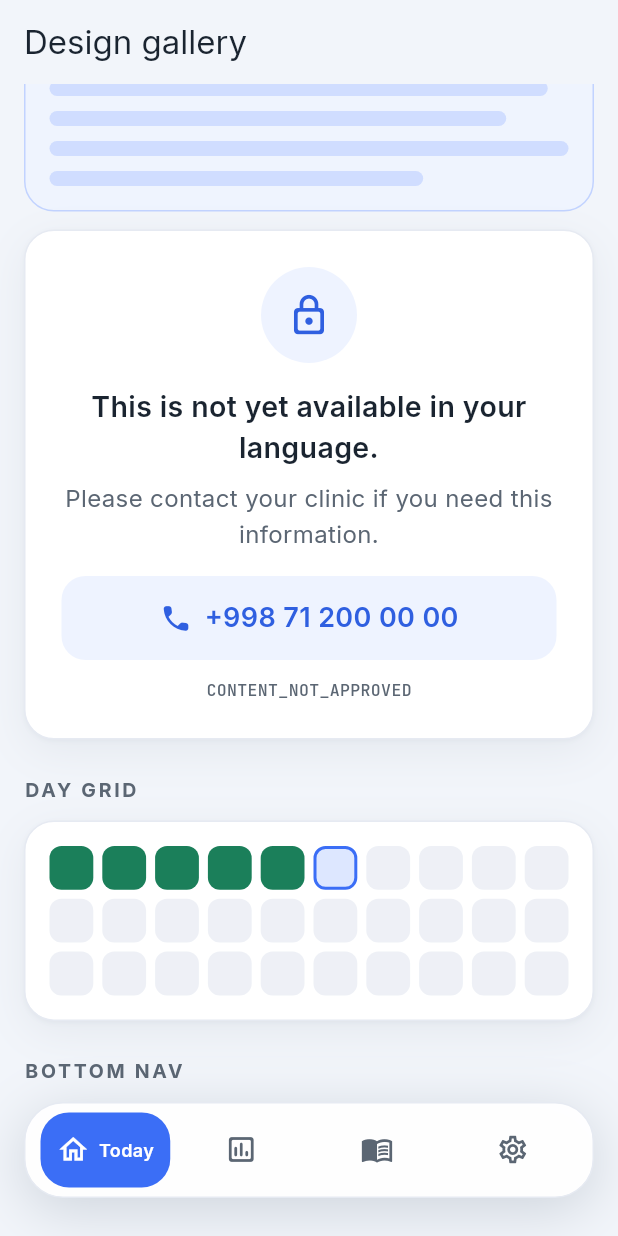
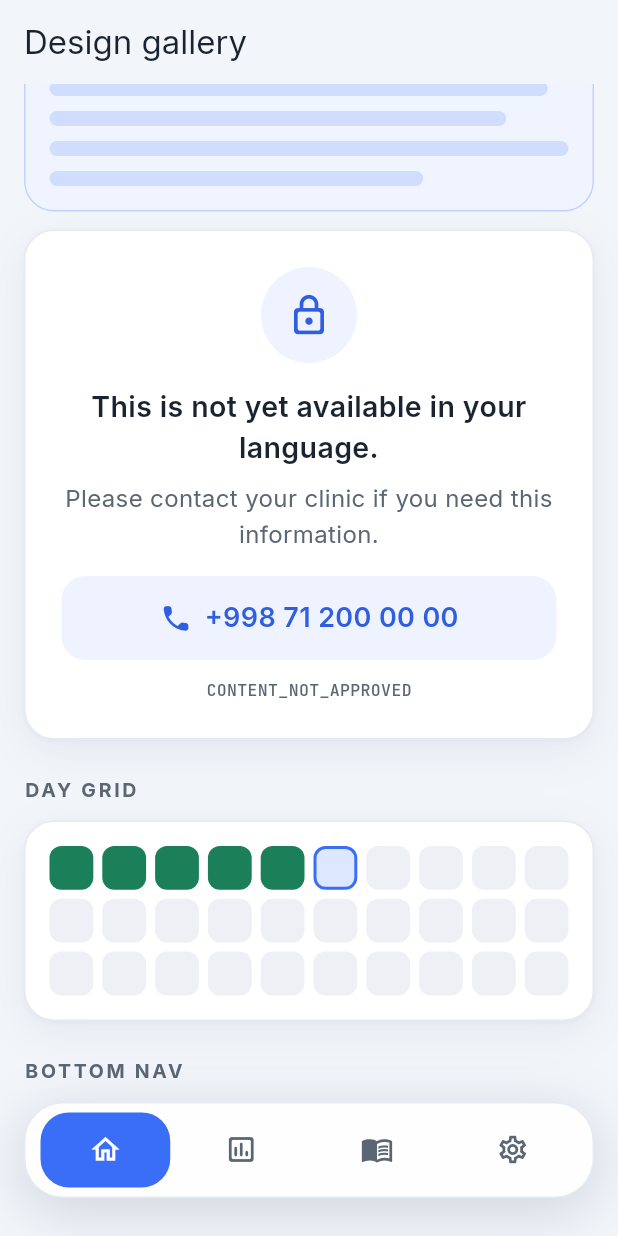
Before and after one commit to dovudbek7/hospitalAiMobile, a Flutter app: the DesignGalleryScreen screen opened by its route, scrolled down 1728 dp, on a phone screen of 412 x 824 dp. Run offline on Flutter 3.47's test engine with Material 3 defaults, Android fonts, the phone set to English and light mode, and no system bars; our stand-ins replace connectivity_plus, dio, drift, flutter_local_notifications, flutter_riverpod, flutter_secure_storage and 5 more; missing offline and left inert: app_settings; accounts and stored records are empty; generated files the repository leaves out were written again.

Commit message:
style: icon-only bottom nav tabs
Co-Authored-By: Claude Fable 5 <noreply@anthropic.com>

```diff
--- a/lib/core/widgets/bottom_nav.dart
+++ b/lib/core/widgets/bottom_nav.dart
@@ -1,7 +1,6 @@
 import 'package:flutter/material.dart';
 
 import '../theme/tokens.dart';
-import '../theme/typography.dart';
 
 class BottomNavItem {
   const BottomNavItem({
@@ -88,35 +87,12 @@ class _NavButton extends StatelessWidget {
         child: InkWell(
           onTap: onTap,
           borderRadius: BorderRadius.circular(19),
+          // Icon-only for every tab; the active one keeps the brand pill.
+          // Names live in semanticLabel for screen readers.
           child: Container(
             height: 50,
             alignment: Alignment.center,
-            padding: const EdgeInsets.symmetric(horizontal: AppSpace.s8),
-            // Active: icon + label pill. Inactive: icon only — the label
-            // stays in the tree invisibly so screen readers still hear it.
-            child: Row(
-              mainAxisAlignment: MainAxisAlignment.center,
-              mainAxisSize: MainAxisSize.min,
-              children: [
-                Icon(item.icon, size: 22, color: color),
-                if (active) ...[
-                  const SizedBox(width: 6),
-                  Flexible(
-                    child: DefaultTextStyle.merge(
-                      style: AppText.caption.copyWith(
-                        fontSize: 12,
-                        fontWeight: FontWeight.w600,
-                        color: color,
-                        height: 1.1,
-                      ),
-                      maxLines: 1,
-                      overflow: TextOverflow.ellipsis,
-                      child: item.label,
-                    ),
-                  ),
-                ],
-              ],
-            ),
+            child: Icon(item.icon, size: 22, color: color),
           ),
         ),
       ),
```
